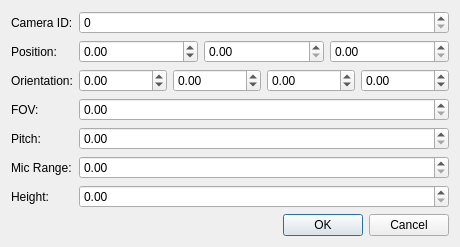
The window that ui/dialogs/instance/camera.ui (NickHugi/PyKotor) describes before a commit, drawn with Qt 5.
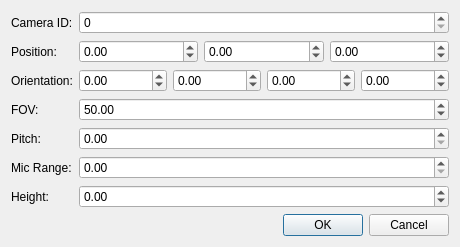
The same window after the commit.

Commit message: Fix min/max values of spinboxes

Patch:
```diff
--- a/ui/dialogs/instance/camera.ui
+++ b/ui/dialogs/instance/camera.ui
@@ -46,10 +46,24 @@
         </widget>
        </item>
        <item>
-        <widget class="QDoubleSpinBox" name="yPosSpin"/>
+        <widget class="QDoubleSpinBox" name="yPosSpin">
+         <property name="minimum">
+          <double>-100000.000000000000000</double>
+         </property>
+         <property name="maximum">
+          <double>100000.000000000000000</double>
+         </property>
+        </widget>
        </item>
        <item>
-        <widget class="QDoubleSpinBox" name="zPosSpin"/>
+        <widget class="QDoubleSpinBox" name="zPosSpin">
+         <property name="minimum">
+          <double>-100000.000000000000000</double>
+         </property>
+         <property name="maximum">
+          <double>100000.000000000000000</double>
+         </property>
+        </widget>
        </item>
       </layout>
      </item>
@@ -115,7 +129,17 @@
       <widget class="QSpinBox" name="cameraIdSpin"/>
      </item>
      <item row="3" column="1">
-      <widget class="QDoubleSpinBox" name="fovSpin"/>
+      <widget class="QDoubleSpinBox" name="fovSpin">
+       <property name="minimum">
+        <double>20.000000000000000</double>
+       </property>
+       <property name="maximum">
+        <double>200.000000000000000</double>
+       </property>
+       <property name="value">
+        <double>50.000000000000000</double>
+       </property>
+      </widget>
      </item>
      <item row="4" column="0">
       <widget class="QLabel" name="label_5">
@@ -145,7 +169,14 @@
       <widget class="QDoubleSpinBox" name="micRangeSpin"/>
      </item>
      <item row="6" column="1">
-      <widget class="QDoubleSpinBox" name="heightSpin"/>
+      <widget class="QDoubleSpinBox" name="heightSpin">
+       <property name="minimum">
+        <double>-100000.000000000000000</double>
+       </property>
+       <property name="maximum">
+        <double>100000.000000000000000</double>
+       </property>
+      </widget>
      </item>
     </layout>
    </item>
```
Left out of the diff: 21 changed lines with no effect on the pictures. The commit also changes 1 other file.
